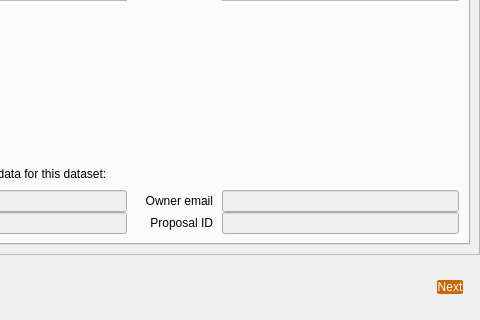
Qt form PSIArchiver/dialog.ui (paulscherrerinstitute/scicat-qt) before a commit; both pictures show x 334 to 814 and y 361 to 681 of the 814 by 681 pixel window.
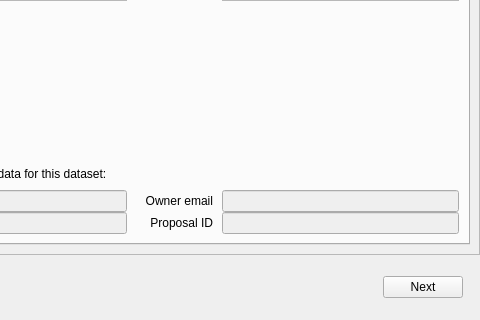
The same form after that commit. The open tabs and pages were chosen to show the change. Icons and pictures are not drawn.

Commit message: fix: align colors with native os styles

Patch:
```diff
--- a/PSIArchiver/dialog.ui
+++ b/PSIArchiver/dialog.ui
@@ -2909,10 +2909,6 @@
                <height>0</height>
               </size>
              </property>
-             <property name="styleSheet">
-              <string notr="true">QPushButton{background-color: rgb(204, 102, 0); color: rgb(255, 255, 255); border-radius:2px}
-QPushButton:hover#nextSlideButton{background-color: rgb(244, 122, 0); color: rgb(255, 255, 255)}</string>
-             </property>
              <property name="text">
               <string>Next</string>
              </property>
```
Left out of the diff: 59 changed lines with no effect on the pictures. The commit also changes 10 other files.
